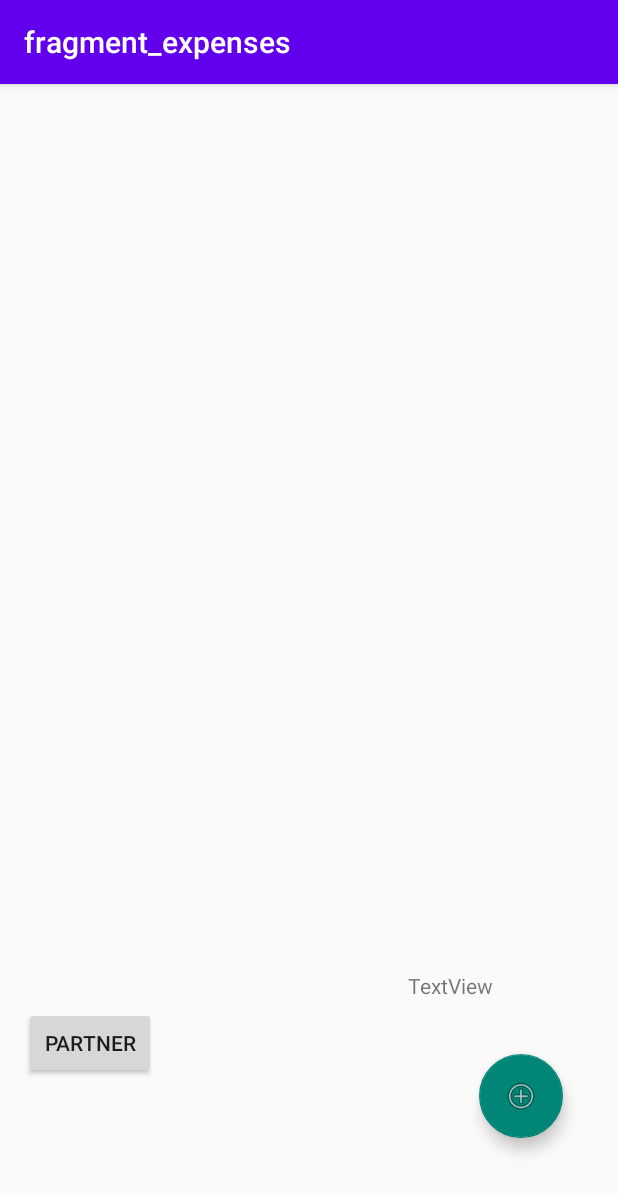
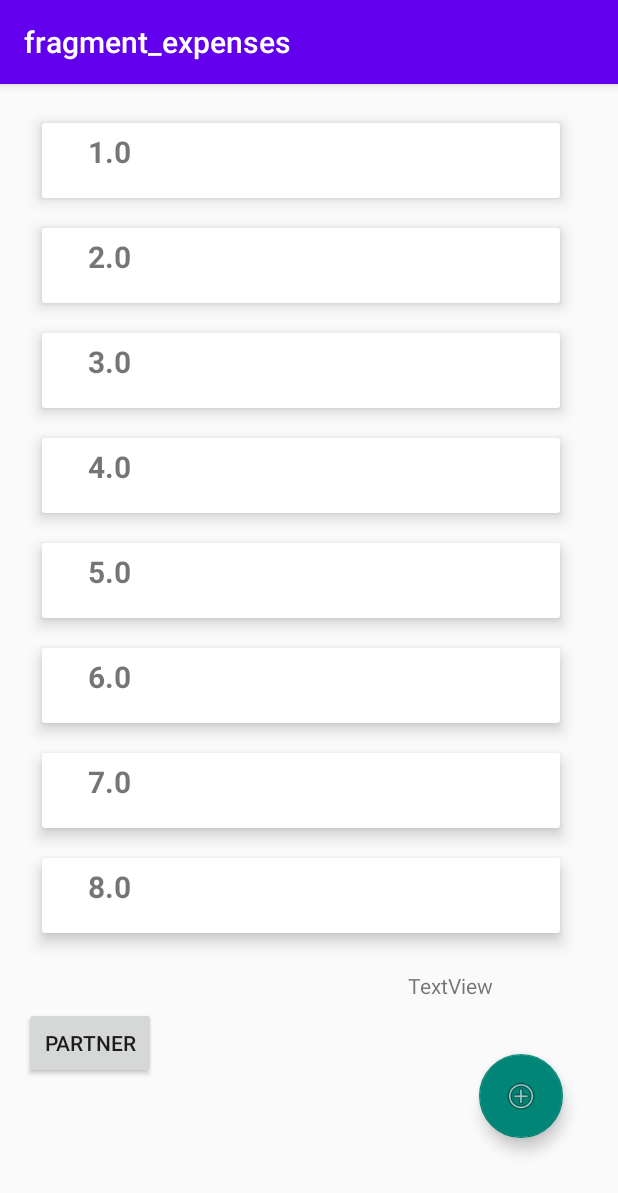
Before and after one commit to SpiderlingJr/WhoPays, an Android app: the ExpensesFragment screen opened directly, with no data from a screen before it, on a phone screen of 412 x 824 dp. Shown: the top 1193 px of the screen. Run offline under Robolectric (Android 15) with nearby library versions, the phone set to English and light mode, and no system bars; our stand-ins replace Firebase (no records; nobody signed in at launch, a user with empty details on screens opened directly), Room's generated code, data binding, navigation-ui; 1 statement that could not run was skipped.

Commit message:
Recycler View hinzugefügt. Data Class für Ausgaben implementiert.

```diff
--- a/app/build.gradle.kts
+++ b/app/build.gradle.kts
@@ -5,6 +5,7 @@ plugins {
     id("com.android.application")
     id("com.google.gms.google-services")
     kotlin("android")
+    kotlin("kapt")
 }
 
 android {
@@ -47,8 +48,9 @@ android {
 }
 
 dependencies {
+
     implementation("com.android.support:support-annotations:28.0.0")
-    val nav_version = "2.3.5"
+    //val nav_version = "2.3.5"
 
     implementation("org.jetbrains.kotlin:kotlin-stdlib-jdk7:1.6.0")
     implementation("androidx.core:core-ktx:1.7.0")
@@ -62,8 +64,8 @@ dependencies {
     implementation("com.google.android.gms:play-services-location:19.0.0")
 
     // Navigation
-    implementation("androidx.navigation:navigation-fragment-ktx:$nav_version")
-    implementation("androidx.navigation:navigation-ui-ktx:$nav_version")
+    implementation("androidx.navigation:navigation-fragment-ktx:2.3.5")
+    implementation("androidx.navigation:navigation-ui-ktx:2.3.5")
 
     // Everything Firebase
     implementation(platform("com.google.firebase:firebase-bom:29.0.3"))
@@ -72,4 +74,17 @@ dependencies {
     implementation("com.google.firebase:firebase-firestore-ktx")
     implementation("com.google.android.material:material:1.4.0")
 
+    // Room and Lifecycle dependencies
+    implementation ("androidx.room:room-runtime:2.4.0")
+    kapt ("androidx.room:room-compiler:2.4.0")
+    implementation ("androidx.lifecycle:lifecycle-extensions:2.2.0")
+
+    // ViewModel and LiveData
+    implementation ("androidx.lifecycle:lifecycle-viewmodel-ktx:2.4.0")
+
+    // Kotlin Extensions and Coroutines support for Room
+    implementation ("androidx.room:room-ktx:2.4.0")
+
+
+
 }
--- /dev/null
+++ b/app/src/main/java/scom/example/whopays/Util.kt
@@ -0,0 +1,7 @@
+package scom.example.whopays
+
+import android.widget.TextView
+import androidx.recyclerview.widget.RecyclerView
+
+
+class ExpenseItemViewHolder(val textView: TextView) : RecyclerView.ViewHolder(textView) {}
--- /dev/null
+++ b/app/src/main/java/scom/example/whopays/expenses/Expense.kt
@@ -0,0 +1,39 @@
+package scom.example.whopays.expenses
+
+import androidx.room.ColumnInfo
+import androidx.room.Entity
+import androidx.room.PrimaryKey
+
+@Entity(tableName = "ExpensesTable")
+data class Expense(
+    @PrimaryKey(autoGenerate = true)
+    var expenseId: Long = 0L,
+
+    @ColumnInfo(name = "Amount")
+    var amount: Float = 0.0f,
+
+    @ColumnInfo(name="Date")
+    val date: Long = System.currentTimeMillis(),
+
+    @ColumnInfo(name = "Accepted")
+    val accepted: Boolean = false,
+
+    @ColumnInfo(name = "Amount")
+    var payorShare: Float = 0.5f,
+
+    @ColumnInfo(name = "Payor")
+    var payor: String = "",
+
+    @ColumnInfo(name = "Partner")
+    var partner: String = "",
+
+    @ColumnInfo(name = "Where")
+    var where: String = "",
+
+    @ColumnInfo(name = "Description")
+    var description: String = "",
+)
+/*data class Expense(val amount: Float) {
+}
+/
+ */
--- /dev/null
+++ b/app/src/main/java/scom/example/whopays/expenses/ExpensesAdapter.kt
@@ -0,0 +1,38 @@
+package scom.example.whopays.expenses
+
+import android.nfc.Tag
+import android.util.Log
+import android.view.LayoutInflater
+import android.view.View
+import android.view.ViewGroup
+import android.widget.ImageView
+import android.widget.TextView
+import androidx.recyclerview.widget.RecyclerView
+import scom.example.whopays.ExpenseItemViewHolder
+import scom.example.whopays.R
+
+class ExpensesAdapter(private val data: List<Expense>) : RecyclerView.Adapter<ExpensesAdapter.ViewHolder>() {
+    //var data = listOf<Expense>()
+      /*  set(value) {
+            field = value
+            notifyDataSetChanged()
+        }*/
+    override fun getItemCount() = data.size
+
+    override fun onBindViewHolder(holder: ViewHolder, position: Int) {
+        val item = data[position]
+        Log.d("TAG", "In onBindViewHolder")
+        holder.textView.text = item.amount.toString()
+
+    }
+
+    override fun onCreateViewHolder(parent: ViewGroup, viewType: Int): ViewHolder {
+        val layoutInflater = LayoutInflater.from(parent.context)
+        val view = layoutInflater.inflate(R.layout.expense_item_view, parent, false)
+        return ViewHolder(view)
+    }
+    // Holds the views for adding it to image and text
+    class ViewHolder(ItemView: View) : RecyclerView.ViewHolder(ItemView) {
+        val textView: TextView = itemView.findViewById(R.id.expenseViewSingle)
+    }
+}
--- a/app/src/main/java/scom/example/whopays/expenses/ExpensesFragment.kt
+++ b/app/src/main/java/scom/example/whopays/expenses/ExpensesFragment.kt
@@ -38,7 +38,7 @@ class ExpensesFragment : Fragment() {
         val data = ArrayList<Expense>()
 
         for (i in 1..10){
-            data.add(Expense(i.toFloat()))
+            data.add(Expense(amount=i.toFloat()))
         }
         val adapter = ExpensesAdapter(data)
 
--- /dev/null
+++ b/app/src/main/res/layout/expense_item_view.xml
@@ -0,0 +1,27 @@
+<?xml version="1.0" encoding="utf-8"?>
+<androidx.cardview.widget.CardView
+    xmlns:android="http://schemas.android.com/apk/res/android"
+    xmlns:app="http://schemas.android.com/apk/res-auto"
+    android:layout_width="match_parent"
+    android:layout_height="50dp"
+    android:layout_margin="10dp"
+    app:cardElevation="6dp">
+
+    <LinearLayout
+        android:layout_width="match_parent"
+        android:layout_height="wrap_content"
+        android:orientation="horizontal"
+        android:padding="5dp">
+
+        <TextView
+            android:id="@+id/expenseViewSingle"
+            android:layout_width="wrap_content"
+            android:layout_height="wrap_content"
+            android:layout_marginStart="25dp"
+            android:text="Item"
+            android:textSize="20sp"
+            android:textStyle="bold" />
+
+    </LinearLayout>
+
+</androidx.cardview.widget.CardView>
--- a/build.gradle.kts
+++ b/build.gradle.kts
@@ -12,6 +12,7 @@ buildscript {
         // NOTE: Do not place your application dependencies here; they belong
         // in the individual module build.gradle files
     }
+
 }
 allprojects {
     repositories {
@@ -21,6 +22,6 @@ allprojects {
     }
 
 }
-tasks.register("clean", Delete::class){
+tasks.register("clean", Delete::class) {
     delete(rootProject.buildDir)
 }
```
